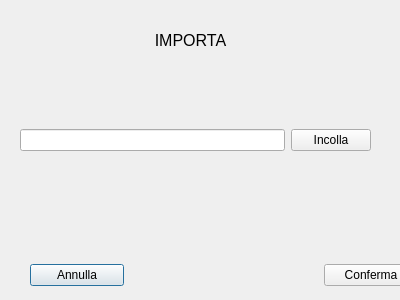
MarcoFlo/Google-Drive, file Client/importa.ui: the form before one commit.
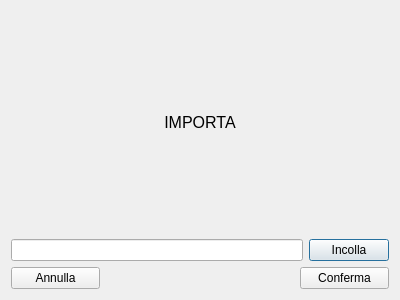
The form after the commit.

```diff
--- a/Client/importa.ui
+++ b/Client/importa.ui
@@ -13,15 +13,9 @@
   <property name="windowTitle">
    <string>Dialog</string>
   </property>
+  <layout class="QVBoxLayout" name="verticalLayout">
+   <item>
   <widget class="QLabel" name="label">
-   <property name="geometry">
-    <rect>
-     <x>130</x>
-     <y>30</y>
-     <width>121</width>
-     <height>20</height>
-    </rect>
-   </property>
    <property name="font">
     <font>
      <pointsize>12</pointsize>
@@ -34,15 +28,22 @@
     <set>Qt::AlignCenter</set>
    </property>
   </widget>
-  <widget class="QWidget" name="layoutWidget">
-   <property name="geometry">
-    <rect>
-     <x>30</x>
-     <y>260</y>
-     <width>388</width>
-     <height>30</height>
-    </rect>
-   </property>
+   </item>
+   <item>
+    <layout class="QHBoxLayout" name="horizontalLayout_2">
+     <item>
+      <widget class="QLineEdit" name="linkB"/>
+     </item>
+     <item>
+      <widget class="QPushButton" name="incolla">
+       <property name="text">
+        <string>Incolla</string>
+       </property>
+      </widget>
+     </item>
+    </layout>
+   </item>
+   <item>
    <layout class="QHBoxLayout" name="horizontalLayout">
     <property name="spacing">
      <number>200</number>
@@ -62,29 +63,8 @@
      </widget>
     </item>
    </layout>
-  </widget>
-  <widget class="QWidget" name="layoutWidget">
-   <property name="geometry">
-    <rect>
-     <x>20</x>
-     <y>120</y>
-     <width>351</width>
-     <height>41</height>
-    </rect>
-   </property>
-   <layout class="QHBoxLayout" name="horizontalLayout_2">
-    <item>
-     <widget class="QLineEdit" name="linkB"/>
-    </item>
-    <item>
-     <widget class="QPushButton" name="incolla">
-      <property name="text">
-       <string>Incolla</string>
-      </property>
-     </widget>
-    </item>
-   </layout>
-  </widget>
+   </item>
+  </layout>
  </widget>
  <tabstops>
   <tabstop>linkB</tabstop>
```
Lines whose indentation alone changed are shown as unchanged.
